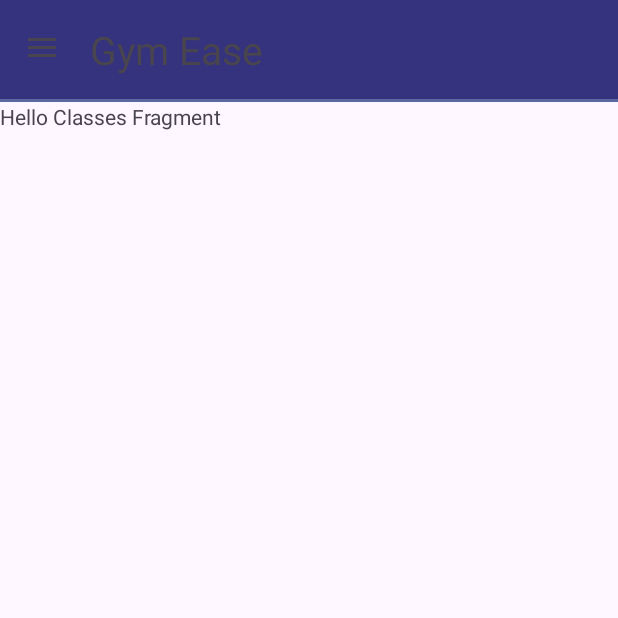
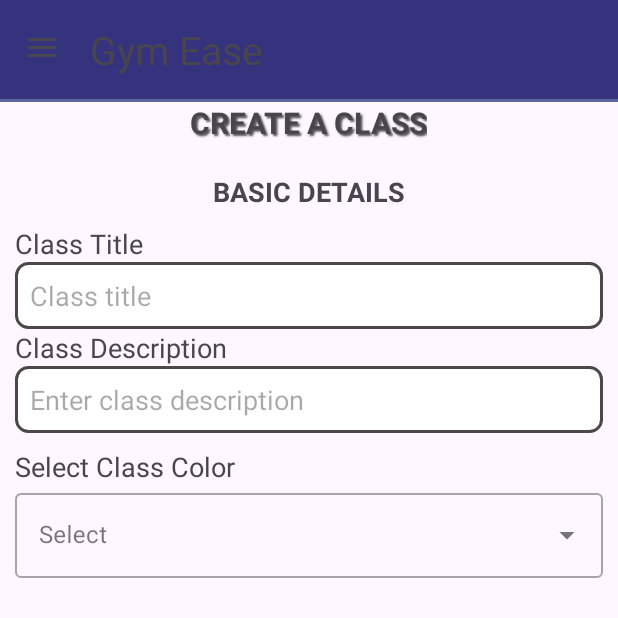
Before and after one commit to Rahul220344548/FinalYearProject, an Android app: the screen it shows after launch (AdminDashboardActivity), in the side drawer, after a tap on "Classes", on a phone screen of 412 x 824 dp, the top half of it. Run offline under Robolectric (Android 15) with nearby library versions, the light colour scheme and no system bars.

Commit message:
add design in create class page for basic class details

```diff
--- a/app/src/main/java/com/example/gym_application/admin_view/navigation_fragments/AdminClassesFragment.kt
+++ b/app/src/main/java/com/example/gym_application/admin_view/navigation_fragments/AdminClassesFragment.kt
@@ -5,6 +5,8 @@ import androidx.fragment.app.Fragment
 import android.view.LayoutInflater
 import android.view.View
 import android.view.ViewGroup
+import android.widget.ArrayAdapter
+import android.widget.AutoCompleteTextView
 import com.example.gym_application.R
 
 
@@ -16,7 +18,27 @@ class AdminClassesFragment : Fragment() {
         savedInstanceState: Bundle?
     ): View? {
         // Inflate the layout for this fragment
-        return inflater.inflate(R.layout.fragment_admin_classes, container, false)
+//        return inflater.inflate(R.layout.fragment_admin_classes, container, false)
+
+        val rootView = inflater.inflate(R.layout.fragment_admin_classes, container, false)
+
+        val colors = resources.getStringArray(R.array.colors)
+
+        val arrayAdapter = ArrayAdapter(requireContext(), android.R.layout.simple_dropdown_item_1line, colors)
+
+        val autoCompleteTextView = rootView.findViewById<AutoCompleteTextView>(R.id.auto_complete_txt)
+
+        autoCompleteTextView.setAdapter(arrayAdapter)
+
+        autoCompleteTextView.setOnItemClickListener { parent, view, position, id ->
+            val selectedColor = parent.getItemAtPosition(position) as String
+            // Do something with the selected color
+        }
+
+        return rootView
+
+
+
     }
 
 }
--- /dev/null
+++ b/app/src/main/res/drawable/baseline_accessibility_24.xml
@@ -0,0 +1,5 @@
+<vector xmlns:android="http://schemas.android.com/apk/res/android" android:alpha="0.9" android:height="24dp" android:tint="#000000" android:viewportHeight="24" android:viewportWidth="24" android:width="24dp">
+
+    <path android:fillColor="@android:color/white" android:pathData="M12,2c1.1,0 2,0.9 2,2s-0.9,2 -2,2 -2,-0.9 -2,-2 0.9,-2 2,-2zM21,9h-6v13h-2v-6h-2v6L9,22L9,9L3,9L3,7h18v2z"/>
+
+</vector>
--- /dev/null
+++ b/app/src/main/res/drawable/baseline_invert_colors_24.xml
@@ -0,0 +1,5 @@
+<vector xmlns:android="http://schemas.android.com/apk/res/android" android:alpha="0.9" android:height="24dp" android:tint="#000000" android:viewportHeight="24" android:viewportWidth="24" android:width="24dp">
+
+    <path android:fillColor="@android:color/white" android:pathData="M12,4.81L12,19c-3.31,0 -6,-2.63 -6,-5.87c0,-1.56 0.62,-3.03 1.75,-4.14L12,4.81M6.35,7.56L6.35,7.56C4.9,8.99 4,10.96 4,13.13C4,17.48 7.58,21 12,21c4.42,0 8,-3.52 8,-7.87c0,-2.17 -0.9,-4.14 -2.35,-5.57l0,0L12,2L6.35,7.56z"/>
+
+</vector>
--- /dev/null
+++ b/app/src/main/res/layout/dropdown_items.xml
@@ -0,0 +1,13 @@
+<?xml version="1.0" encoding="utf-8"?>
+<TextView xmlns:android="http://schemas.android.com/apk/res/android"
+    android:layout_width="match_parent"
+    android:layout_height="match_parent"
+    android:padding="16dp"
+    android:ellipsize="end"
+    android:text="TextView"
+    android:textSize="16sp"
+    android:textStyle="bold"
+    android:maxLines="1"
+    android:textAppearance="?attr/textAppearanceSubtitle1">
+
+</TextView>
--- a/app/src/main/res/layout/fragment_admin_classes.xml
+++ b/app/src/main/res/layout/fragment_admin_classes.xml
@@ -5,10 +5,95 @@
     android:layout_height="match_parent"
     tools:context=".admin_view.navigation_fragments.AdminClassesFragment">
 
-    <!-- TODO: Update blank fragment layout -->
-    <TextView
+    <ScrollView
         android:layout_width="match_parent"
-        android:layout_height="match_parent"
-        android:text="Hello Classes Fragment" />
+        android:layout_height="match_parent">
+        <LinearLayout
+            android:layout_width="match_parent"
+            android:layout_height="match_parent"
+            android:layout_marginStart="10dp"
+            android:layout_marginEnd="10dp"
+            android:orientation="vertical">
+
+            <TextView
+                android:layout_width="wrap_content"
+                android:layout_height="wrap_content"
+                android:text="CREATE A CLASS"
+                android:layout_gravity="center"
+                android:layout_marginBottom="20dp"
+                android:textSize="20sp"
+                android:shadowColor="#AA000000"
+                android:shadowRadius="1"
+                android:shadowDx="2"
+                android:shadowDy="2"
+                android:textStyle="bold"/>
+
+            <TextView
+                android:layout_width="wrap_content"
+                android:layout_height="wrap_content"
+                android:text="BASIC DETAILS"
+                android:layout_gravity="center"
+                android:textSize="18sp"
+                android:shadowColor="#AA000000"
+                android:textStyle="bold"/>
+
+            <TextView
+                android:layout_width="match_parent"
+                android:layout_height="wrap_content"
+                android:layout_marginTop="10dp"
+                android:text="Class Title"
+                android:textSize="18sp" />
+
+            <EditText
+            android:layout_width="match_parent"
+            android:layout_height="wrap_content"
+            android:background="@drawable/edittext_border"
+            android:hint="Class title" />
+
+            <TextView
+                android:layout_width="match_parent"
+                android:layout_height="wrap_content"
+
+                android:text="Class Description"
+                android:textSize="18sp" />
+
+            <EditText
+                android:id="@+id/class_description"
+                android:layout_width="match_parent"
+                android:layout_height="wrap_content"
+                android:background="@drawable/edittext_border"
+                android:gravity="top|start"
+                android:hint="Enter class description"
+                android:inputType="textMultiLine"
+                android:maxLines="5"
+                android:scrollbars="vertical" />
+
+            <TextView
+                android:layout_width="match_parent"
+                android:layout_height="wrap_content"
+                android:layout_marginTop="10dp"
+                android:text="Select Class Color"
+                android:textSize="18sp" />
+
+            <com.google.android.material.textfield.TextInputLayout
+                android:layout_width="match_parent"
+                android:layout_height="wrap_content"
+                android:hint="@string/select"
+                style="@style/Widget.MaterialComponents.TextInputLayout.OutlinedBox.ExposedDropdownMenu">
+
+                <AutoCompleteTextView
+                    android:id="@+id/auto_complete_txt"
+                    android:layout_width="match_parent"
+                    android:layout_height="wrap_content"
+                    android:inputType="none"/>
+
+            </com.google.android.material.textfield.TextInputLayout>
+
+
+
+
+        </LinearLayout>
+
+    </ScrollView>
 
 </FrameLayout>
--- a/app/src/main/res/layout/fragment_admin_home.xml
+++ b/app/src/main/res/layout/fragment_admin_home.xml
@@ -35,7 +35,7 @@
     <TextView
         android:layout_width="match_parent"
         android:layout_height="wrap_content"
-        android:text="Hello Admin Fragment"
+        android:text="Admin Home Fragment"
         android:textSize="20sp" />
 </LinearLayout>
 
--- a/app/src/main/res/values/strings.xml
+++ b/app/src/main/res/values/strings.xml
@@ -5,10 +5,21 @@
     <string name="open_admin_nav">Open Navigation Drawer</string>
     <string name="close_admin_nav">Close Navigation Drawer</string>
 
+    <string name = "dropdown_name">Dropdown Menu</string>
+    <string name = "select">Select</string>
 
     <style name="AppNameStyle">
         <item name="android:textSize">26sp</item>
     </style>
 
+    <string-array name ="colors">
+        <item>Red</item>
+        <item>Orange</item>
+        <item>Yellow</item>
+        <item>Blue</item>
+        <item>Indigo</item>
+        <item>Violet</item>
+    </string-array>
+
 
 </resources>
```
